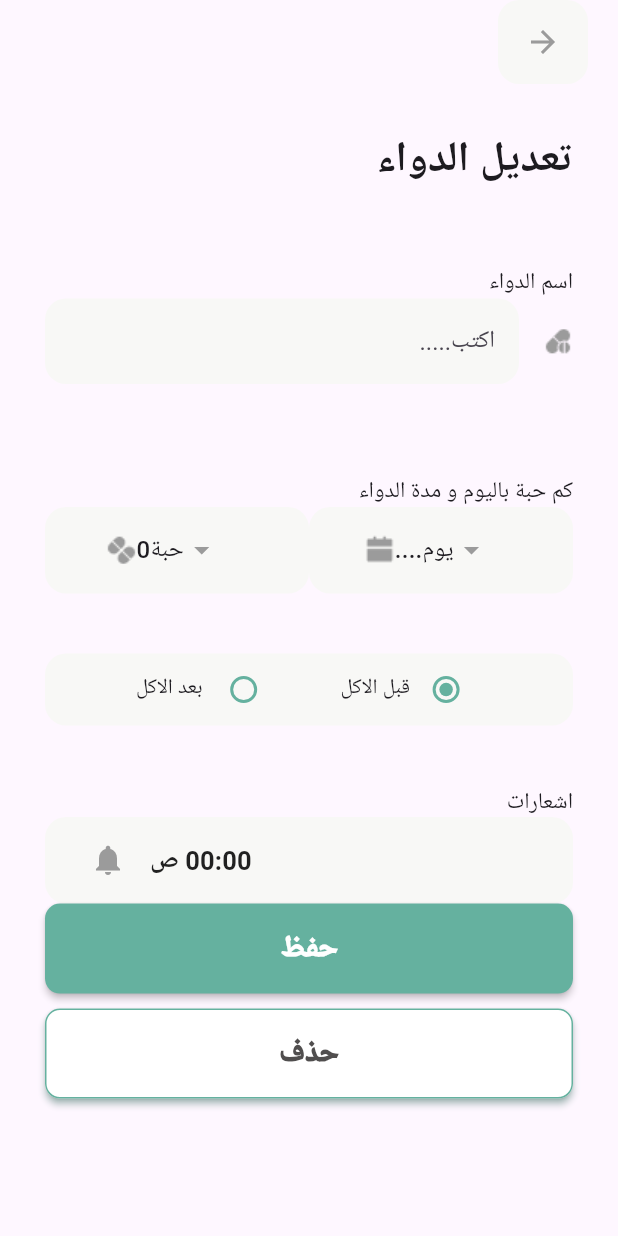
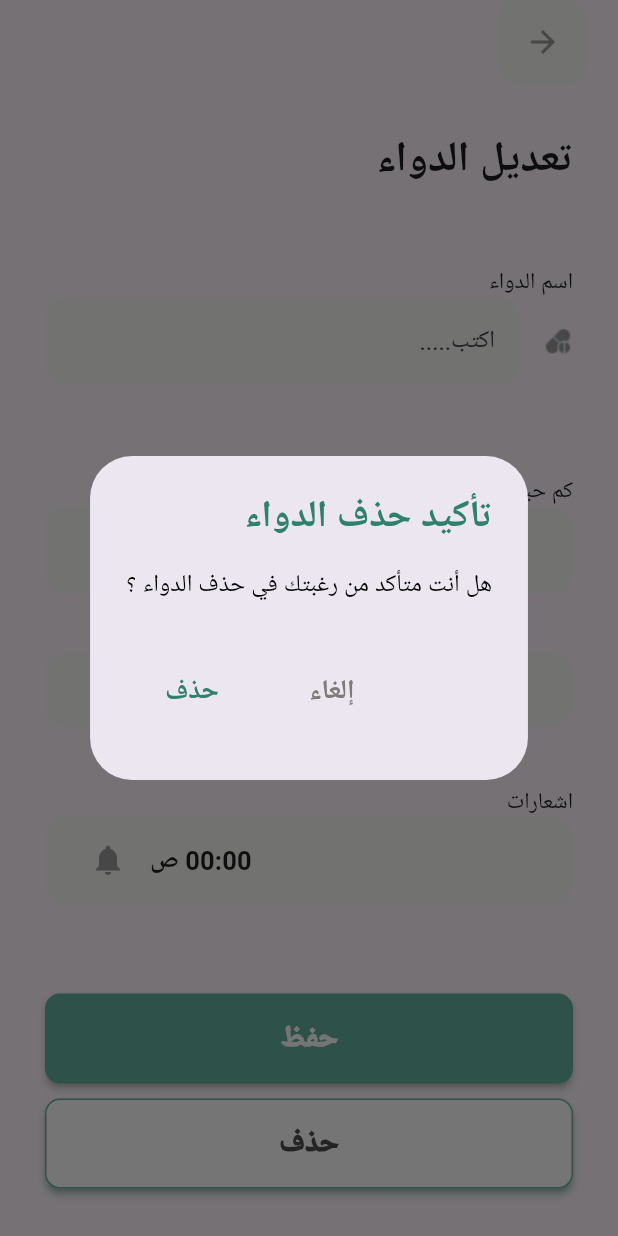
Before and after one commit to hmody360/projrct_8_team_3, a Flutter app: the EditMedicationPage screen opened directly with empty values, after a tap on "حذف", on a phone screen of 412 x 824 dp. Run offline on Flutter 3.47's test engine with Material 3 defaults, Android fonts, the light colour scheme and no system bars; our stand-ins replace bloc, dash_chat_2, flutter_bloc, flutter_dotenv, flutter_svg, get_it and 3 more; missing offline and left inert: flutter_barcode_scanner, time_picker_spinner; accounts and stored records are empty; Roboto replaces fonts that are missing (Vazirmatn); project files that could hold a hidden picture were left out.

Commit message:
Fix CRUD and add dialog to staatus medication

```diff
--- a/lib/data/service/supabase_services.dart
+++ b/lib/data/service/supabase_services.dart
@@ -14,9 +14,12 @@ class DBService {
 
   String name = '';
 
-  late int pill;
-  late int days;
-  late int counts;
+  // late
+  int pill = 0;
+  // late
+  int days = 0;
+  // late
+  int counts = 0;
 
   DBService() {
     getToken();
--- a/lib/pages/app pages/MedPage/edit_midication.dart
+++ b/lib/pages/app pages/MedPage/edit_midication.dart
@@ -225,6 +225,7 @@ class EditMedicationPage extends StatelessWidget {
                               )
                             ]),
                       )),
+                      gapH60,
                   // const Spacer(),
                   ButtonWidget(
                     backgroundColor: textfieldGreenColor,
@@ -239,8 +240,20 @@ class EditMedicationPage extends StatelessWidget {
                   ButtonWidget(
                     backgroundColor: whiteColor,
                     onPressed: () {
-                      bloc.add(DeleteMedicationEvent(
+                      context.showStatusDialog(
+                        title: "تأكيد حذف الدواء",
+                        dialogContent: "هل أنت متأكد من رغبتك في حذف الدواء ؟",
+                        action1: "حذف",
+                        textStatus: "حذف",
+                        medication: medication,
+                        onTap: (){
+
+                          bloc.add(DeleteMedicationEvent(
                           medID: medication.medicationId));
+                          context.popNav();
+                          context.popNav();
+                        }
+                      );
                     },
                     text: "حذف",
                     textColor: textgreyColor,
--- a/lib/widgets/card_widget.dart
+++ b/lib/widgets/card_widget.dart
@@ -73,10 +73,13 @@ class CardWidget extends StatelessWidget {
             Expanded(
               child: Column(
                 crossAxisAlignment: CrossAxisAlignment.start,
+                mainAxisAlignment: MainAxisAlignment.center,
                 children: [
                   gapH5,
                   Text(
                     nameMed, //Name Med
+                    maxLines: 2,
+                    overflow: TextOverflow.ellipsis,
                     style: TextStyle(
                       color: blackColor,
                       fontSize: 13,
@@ -140,6 +143,7 @@ class CardWidget extends StatelessWidget {
                     ),
                   )
                 : Column(
+                  mainAxisAlignment: MainAxisAlignment.center,
                     children: [
                       gapH10,
                       Row(
--- a/lib/widgets/dropdown_Container_widget.dart
+++ b/lib/widgets/dropdown_Container_widget.dart
@@ -48,14 +48,14 @@ class _DropDownWidgetState extends State<DropDownWidget> {
           mainAxisAlignment: MainAxisAlignment.center,
           children: [
             DropdownButton<int>(
-              underline: const Text(""),
+              underline:  Text(widget.title),
               icon: Row(
                 children: [
                   const Icon(
                     Icons.arrow_drop_down,
                     color: Color(0xff9B9B9B),
                   ),
-                  Text(widget.title),
+                  // Text(widget.title),
                   gapH20,
                   Text(dropDownValue),
                 ],
```
Also changed, not shown: lib/helper/extintion.dart (+83 -27 lines), lib/pages/app pages/AddPage/add_medication_page.dart (+19 -11 lines), lib/pages/app pages/HomePage/home_page.dart (+8 -18 lines), lib/pages/app pages/MedPage/med_page.dart (+9 -5 lines), lib/pages/app pages/bloc/data_bloc.dart (+24 -1 lines).
